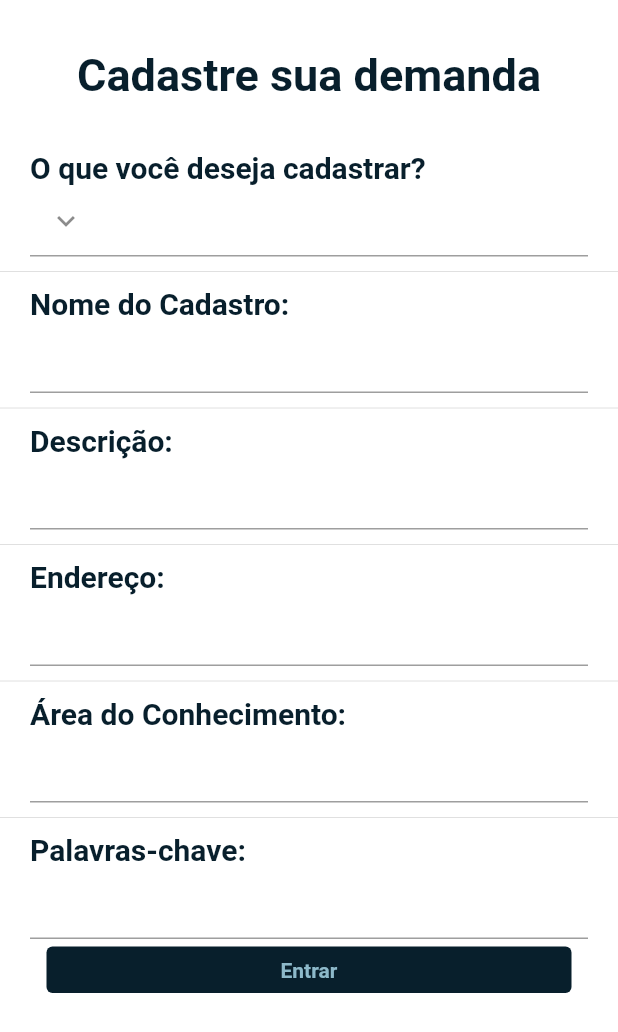
After one commit to LeticiaBianca/SINTEU, a Flutter app: the CadastrosPage screen opened directly, on a phone screen of 412 x 824 dp. The commit adds this screen. Shown: the top 1032 px of the screen. Run offline on Flutter 3.47's test engine with Material 2 defaults, Android fonts, the phone set to English and light mode, and no system bars.

Commit message:
pagina de cadastro

```diff
--- /dev/null
+++ b/lib/views/web/cadastros/index.dart
@@ -0,0 +1,195 @@
+import 'package:flutter/material.dart';
+import 'package:sinteu/core/app_colors.dart';
+import 'package:sinteu/views/web/home/index.dart';
+
+class CadastrosPage extends StatefulWidget {
+  const CadastrosPage({ Key? key }) : super(key: key);
+
+  @override
+  _CadastrosPageState createState() => _CadastrosPageState();
+}
+
+class _CadastrosPageState extends State<CadastrosPage> {
+  @override
+  Widget build(BuildContext context) {
+    return Scaffold(
+      backgroundColor: Colors.white,
+      body: ListView(
+        children: [
+          //texto cadastre sua demanda
+          Padding(
+            padding: const EdgeInsets.all(10.0),
+            child: Container(
+              width: MediaQuery.of(context).size.width,
+              height: 80,
+              child: Center(
+                child: Text(
+                  'Cadastre sua demanda',
+                  style: TextStyle(
+                    fontSize: 30,
+                    color: AppColors.primaria01,
+                    fontWeight: FontWeight.bold
+                  ),
+                ),
+              ),
+            ),
+          ),
+
+          //colocar um dropdown aqui
+          Padding(
+            padding: const EdgeInsets.fromLTRB(20, 0, 20, 0),
+            child: Text(
+              'O que você deseja cadastrar?',
+              style: TextStyle(
+             color: AppColors.primaria01,
+                          fontWeight: FontWeight.bold,
+                          fontSize: 20,
+              ),
+            ),
+          ),
+          Padding(
+            padding: const EdgeInsets.fromLTRB(20, 0, 20, 0),
+            child: TextFormField(
+              decoration: InputDecoration(
+                  prefixIcon: Icon(Icons.keyboard_arrow_down),
+              ),
+                    ),
+                  ),
+
+          Divider(height: 20,),
+
+          Padding(
+                    padding: const EdgeInsets.fromLTRB(20, 0, 20, 0),
+                    child: Text(
+                      'Nome do Cadastro:',
+                      style: TextStyle(
+                          color: AppColors.primaria01,
+                          fontWeight: FontWeight.bold,
+                          fontSize: 20,
+                      ),
+                    ),
+                  ),
+                  Padding(
+                    padding: const EdgeInsets.fromLTRB(20, 0, 20, 0),
+                    child: TextFormField(
+                      decoration: InputDecoration(
+                          ),
+                    ),
+                  ),
+
+          Divider(height: 20,),
+
+          Padding(
+                    padding: const EdgeInsets.fromLTRB(20, 0, 20, 0),
+                    child: Text(
+                      'Descrição:',
+                      style: TextStyle(
+                          color: AppColors.primaria01,
+                          fontWeight: FontWeight.bold,
+                          fontSize: 20,
+                      ),
+                    ),
+                  ),
+                  Padding(
+                    padding: const EdgeInsets.fromLTRB(20, 0, 20, 0),
+                    child: TextFormField(
+                      decoration: InputDecoration(
+                          ),
+                    ),
+                  ),
+
+          Divider(height: 20,),
+
+          Padding(
+                    padding: const EdgeInsets.fromLTRB(20, 0, 20, 0),
+                    child: Text(
+                      'Endereço:',
+                      style: TextStyle(
+                          color: AppColors.primaria01,
+                          fontWeight: FontWeight.bold,
+                          fontSize: 20,
+                      ),
+                    ),
+                  ),
+                  Padding(
+                    padding: const EdgeInsets.fromLTRB(20, 0, 20, 0),
+                    child: TextFormField(
+                      decoration: InputDecoration(
+                          ),
+                    ),
+                  ),
+
+           Divider(height: 20,),
+
+          Padding(
+                    padding: const EdgeInsets.fromLTRB(20, 0, 20, 0),
+                    child: Text(
+                      'Área do Conhecimento:',
+                      style: TextStyle(
+                          color: AppColors.primaria01,
+                          fontWeight: FontWeight.bold,
+                          fontSize: 20,
+                      ),
+                    ),
+                  ),
+                  Padding(
+                    padding: const EdgeInsets.fromLTRB(20, 0, 20, 0),
+                    child: TextFormField(
+                      decoration: InputDecoration(
+                          ),
+                    ),
+                  ),
+
+           Divider(height: 20,),
+
+          Padding(
+                    padding: const EdgeInsets.fromLTRB(20, 0, 20, 0),
+                    child: Text(
+                      'Palavras-chave:',
+                      style: TextStyle(
+                          color: AppColors.primaria01,
+                          fontWeight: FontWeight.bold,
+                          fontSize: 20,
+                      ),
+                    ),
+                  ),
+                  Padding(
+                    padding: const EdgeInsets.fromLTRB(20, 0, 20, 0),
+                    child: TextFormField(
+                      decoration: InputDecoration(
+                          ),
+                    ),
+                  ),
+
+          Align(
+                    alignment: Alignment.center,
+                    child: Padding(
+                      padding: const EdgeInsets.fromLTRB(0, 5, 0, 0),
+                      child: Container(
+                        width: 350,
+                        height: 31,
+                        child: TextButton(
+                          onPressed: () {
+                            Navigator.of(context).pushReplacement(
+                                MaterialPageRoute(
+                                    builder: (context) => HomePage()));
+                          },
+                          child: Text(
+                            'Entrar',
+                            style: TextStyle(
+                                color: AppColors.primaria02,
+                                fontWeight: FontWeight.bold),
+                          ),
+                          style: ButtonStyle(
+                              backgroundColor: MaterialStateProperty.all<Color>(
+                                  AppColors.primaria01)),
+                        ),
+                      ),
+                    ),
+                  ),
+
+        ],
+      ),
+    );
+  }
+}
--- a/lib/views/web/home/index.dart
+++ b/lib/views/web/home/index.dart
@@ -1,6 +1,7 @@
 import 'package:flutter/material.dart';
 import 'package:sinteu/core/app_colors.dart';
 import 'package:sinteu/core/app_images.dart';
+import 'package:sinteu/views/web/cadastros/index.dart';
 import 'package:sinteu/views/web/contato/index.dart';
 import 'package:sinteu/views/web/grupos/index.dart';
 import 'package:sinteu/views/web/noticias/index.dart';
@@ -57,6 +58,7 @@ class _HomePageState extends State<HomePage> {
           VitrinePage(),//4
           NotificacoesPage(),//5
           ContatoPage(),//6
+          CadastrosPage(),//7
         ],
       ),
 
@@ -163,7 +165,7 @@ class _HomePageState extends State<HomePage> {
           _buildItemMenu(
               Icons.home, 'Home', 0, () => _pageController.jumpToPage(0)),
           _buildItemMenu(
-              Icons.add, 'Cadastros', 1, () => _pageController.jumpToPage(0)),
+              Icons.add, 'Cadastros', 1, () => _pageController.jumpToPage(7)),
           _buildItemMenu(
               Icons.search, 'Buscas', 2, () => _pageController.jumpToPage(0)),
           _buildItemMenu(Icons.notification_important, 'Noticias', 3,
--- a/lib/views/web/login/index.dart
+++ b/lib/views/web/login/index.dart
@@ -109,20 +109,7 @@ class _LoginPageState extends State<LoginPage> {
                       ),
                     ),
                   ),
-                  Align(
-                    alignment: Alignment.bottomRight,
-                    child: Padding(
-                      padding: const EdgeInsets.fromLTRB(0, 5, 20, 0),
-                      child: TextButton(
-                          onPressed: () {
-                            Navigator.of(context).pushReplacement(
-                                MaterialPageRoute(
-                                    builder: (context) => Cadastro()));
-                          },
-                          child: Text('Não possui conta? Cadastre-se!',
-                          )),
-                    ),
-                  ),
+
                 ],
               ),
             ),
```
